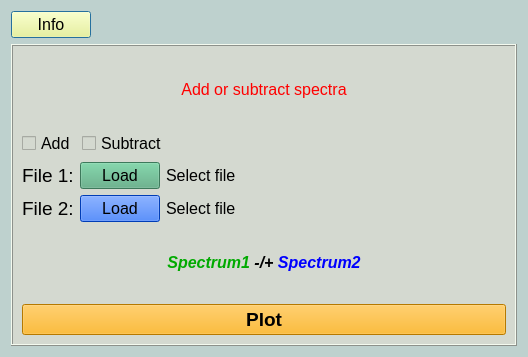
Old version of the form wara/ui/win_add_subtract.ui in the repository NASA-Planetary-Science/wara.
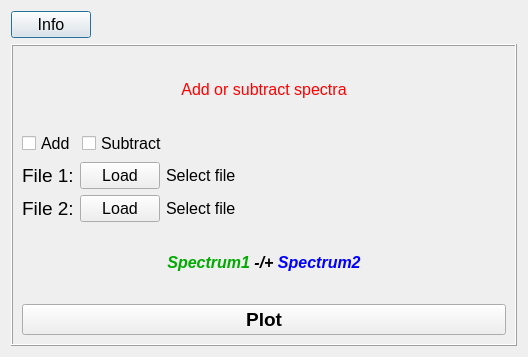
New version of the form.

Commit message: Add dark color theme to GUI display

The edit to the form file:
```diff
--- a/wara/ui/win_add_subtract.ui
+++ b/wara/ui/win_add_subtract.ui
@@ -13,9 +13,6 @@
   <property name="windowTitle">
    <string>Dialog</string>
   </property>
-  <property name="styleSheet">
-   <string notr="true">background-color: rgb(190, 209, 206);</string>
-  </property>
   <layout class="QGridLayout" name="gridLayout">
    <item row="0" column="0">
     <widget class="QPushButton" name="button_info">
@@ -24,9 +21,6 @@
        <pointsize>12</pointsize>
       </font>
      </property>
-     <property name="styleSheet">
-      <string notr="true">background-color: rgb(255, 255, 127);</string>
-     </property>
      <property name="text">
       <string>Info</string>
      </property>
@@ -47,9 +41,6 @@
    </item>
    <item row="1" column="0" colspan="2">
     <widget class="QFrame" name="frame">
-     <property name="styleSheet">
-      <string notr="true">background-color: rgb(212, 217, 208);</string>
-     </property>
      <property name="frameShape">
       <enum>QFrame::Box</enum>
      </property>
@@ -120,9 +111,6 @@
             <pointsize>12</pointsize>
            </font>
           </property>
-          <property name="styleSheet">
-           <string notr="true">background-color: rgb(85, 170, 127);</string>
-          </property>
           <property name="text">
            <string>Load</string>
           </property>
@@ -159,9 +147,6 @@
             <pointsize>12</pointsize>
            </font>
           </property>
-          <property name="styleSheet">
-           <string notr="true">background-color: rgb(0, 85, 255);</string>
-          </property>
           <property name="text">
            <string>Load</string>
           </property>
@@ -242,9 +227,6 @@
           <bold>true</bold>
          </font>
         </property>
-        <property name="styleSheet">
-         <string notr="true">background-color: rgb(255, 170, 0);</string>
-        </property>
         <property name="text">
          <string>Plot</string>
         </property>
```
The commit also changes 28 other files.
